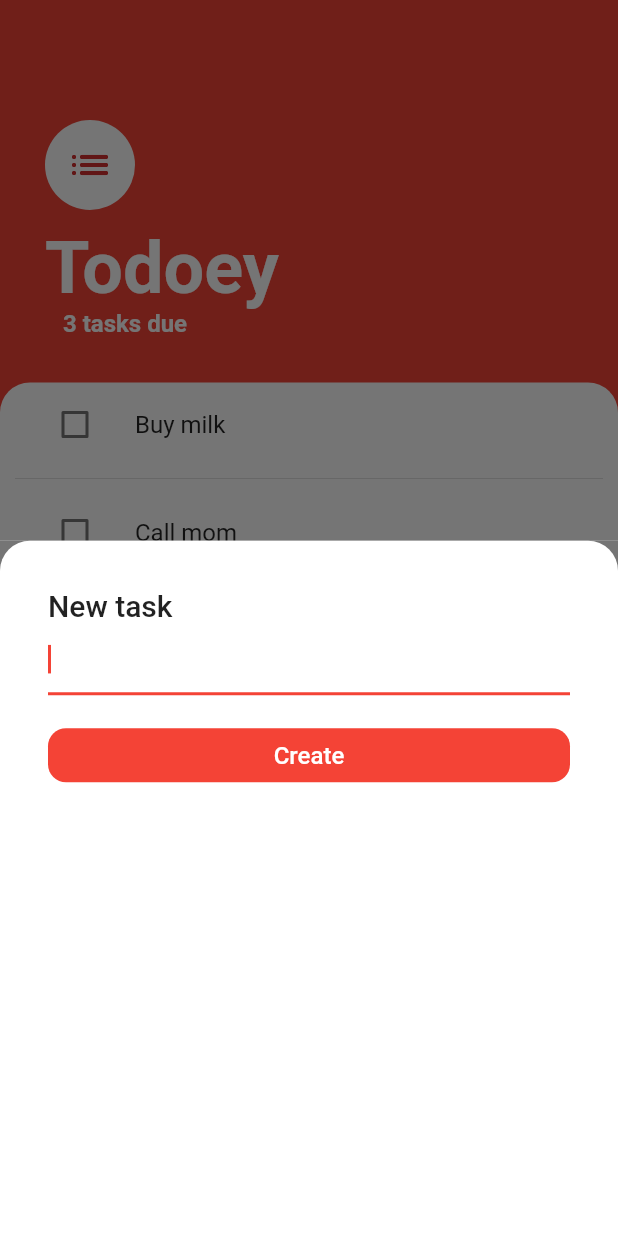
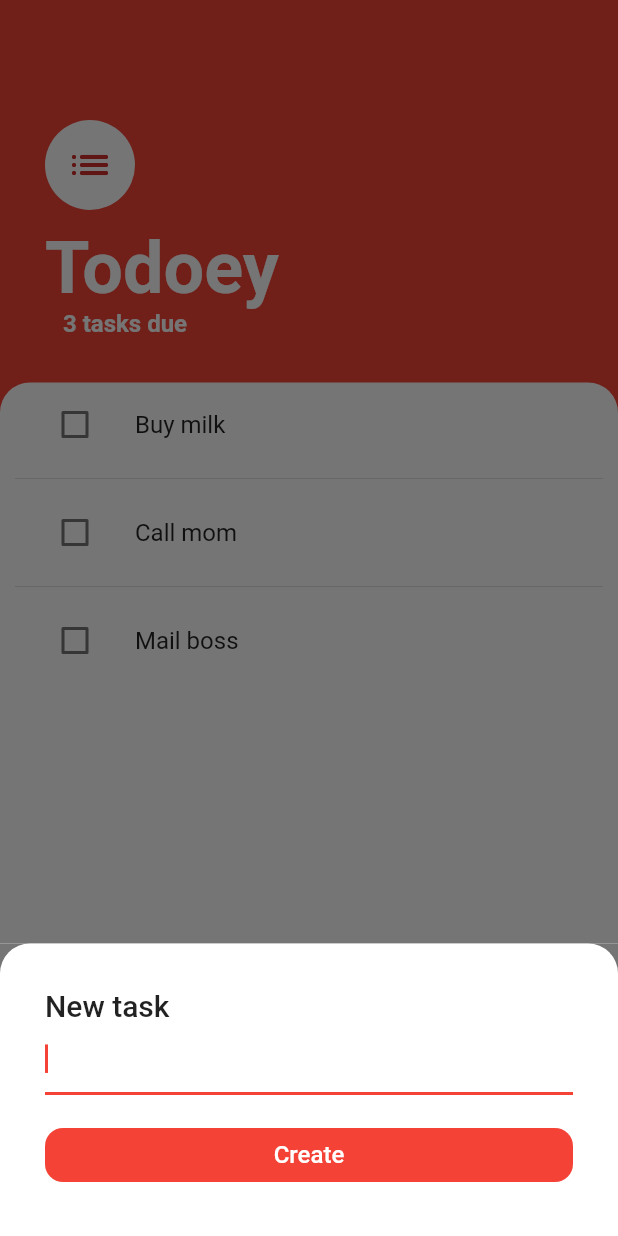
Before and after one commit to Basith-P/Todoey, a Flutter app: the screen it shows after launch, after a tap on the "add" icon, on a phone screen of 412 x 824 dp. Run offline on Flutter 3.47's test engine with Material 2 defaults, Android fonts, the phone set to English and light mode, and no system bars.

Commit message:
Show add task widget above the keyboard

```diff
--- a/lib/providers/task_data.dart
+++ b/lib/providers/task_data.dart
@@ -3,22 +3,22 @@ import 'package:flutter/foundation.dart';
 import '../models/task.dart';
 
 class TaskData with ChangeNotifier {
-  List<Task> tasks = [
+  final List<Task> _tasks = [
     Task(name: 'Buy milk'),
     Task(name: 'Call mom'),
     Task(name: 'Mail boss'),
   ];
 
   List<Task> get allTasks {
-    return [...tasks];
+    return [..._tasks];
   }
 
   int get taskCount {
-    return tasks.length;
+    return _tasks.length;
   }
 
   void addTask(String taskTitle) {
-    tasks.add(Task(name: taskTitle));
+    _tasks.add(Task(name: taskTitle));
     notifyListeners();
   }
 }
--- a/lib/views/add_task/add_task_screen.dart
+++ b/lib/views/add_task/add_task_screen.dart
@@ -5,9 +5,9 @@ import 'package:todoey/providers/task_data.dart';
 
 class AddTaskScreen extends StatelessWidget {
   const AddTaskScreen({Key? key}) : super(key: key);
-
   @override
   Widget build(BuildContext context) {
+    final mdQry = MediaQuery.of(context);
     String? newTaskTitle;
     return Container(
       color: const Color(0xff757575),
@@ -20,8 +20,10 @@ class AddTaskScreen extends StatelessWidget {
           ),
         ),
         child: Padding(
-          padding: const EdgeInsets.all(32.0),
+          padding: EdgeInsets.fromLTRB(30, 30, 30, mdQry.viewInsets.bottom + 30),
           child: ListView(
+            shrinkWrap: true,
+            physics: const BouncingScrollPhysics(),
             children: [
               Text(
                 'New task',
--- a/lib/views/tasks/tasks_screen.dart
+++ b/lib/views/tasks/tasks_screen.dart
@@ -66,6 +66,7 @@ class TasksScreen extends StatelessWidget {
         child: const Icon(Icons.add_rounded),
         onPressed: () => showModalBottomSheet(
           context: context,
+          isScrollControlled: true,
           builder: (context) => const AddTaskScreen(),
         ),
       ),
--- a/lib/views/tasks/tasks_widgets/tasks_list.dart
+++ b/lib/views/tasks/tasks_widgets/tasks_list.dart
@@ -17,7 +17,7 @@ class _TasksListState extends State<TasksList> {
         physics: const BouncingScrollPhysics(),
         itemCount: taskData.taskCount,
         itemBuilder: (context, i) {
-          final task = taskData.tasks[i];
+          final task = taskData.allTasks[i];
           return TaskItem(
             taskTitle: task.name,
             isDone: task.isDone,
```
